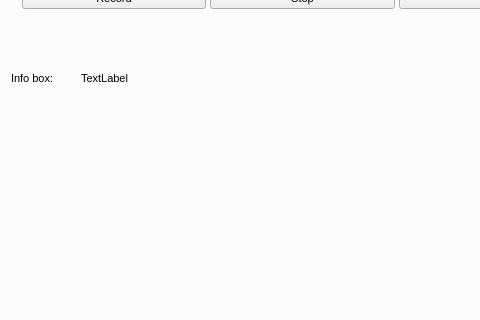
This is GW2-Chatlogger/gw2chatlogger.ui in Ydalirsson/gw2-Chatlogger as Qt 5 draws it before an edit; both pictures show x 0 to 480 and y 94 to 414 of the 800 by 600 pixel window. The edited form follows.
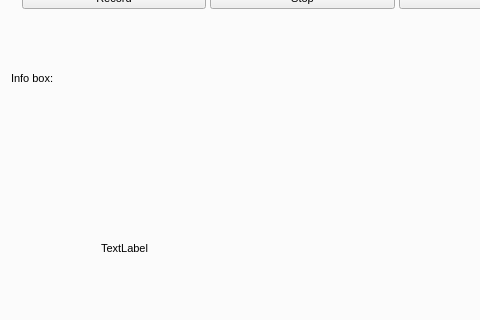
This is the edited form.

```diff
--- a/GW2-Chatlogger/gw2chatlogger.ui
+++ b/GW2-Chatlogger/gw2chatlogger.ui
@@ -95,10 +95,10 @@
      <widget class="QLabel" name="infoMsgLbl">
       <property name="geometry">
        <rect>
-        <x>80</x>
+        <x>100</x>
         <y>120</y>
-        <width>61</width>
-        <height>21</height>
+        <width>481</width>
+        <height>361</height>
        </rect>
       </property>
       <property name="text">
```
Left out of the diff: 2 changed lines with no effect on the pictures.
